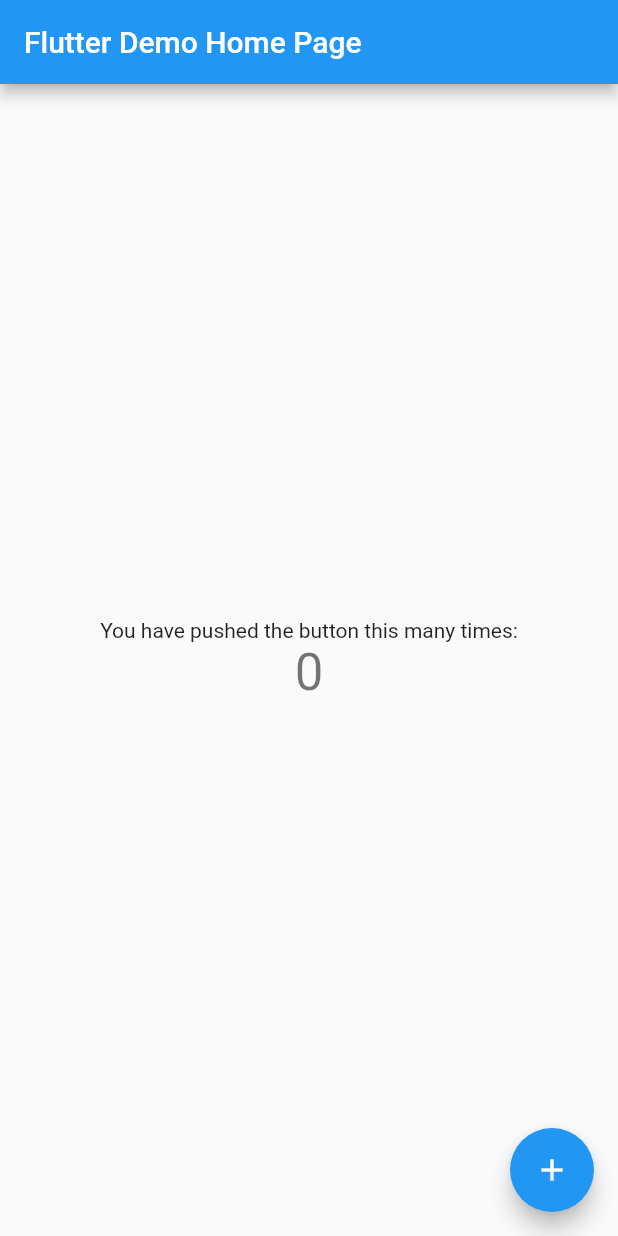
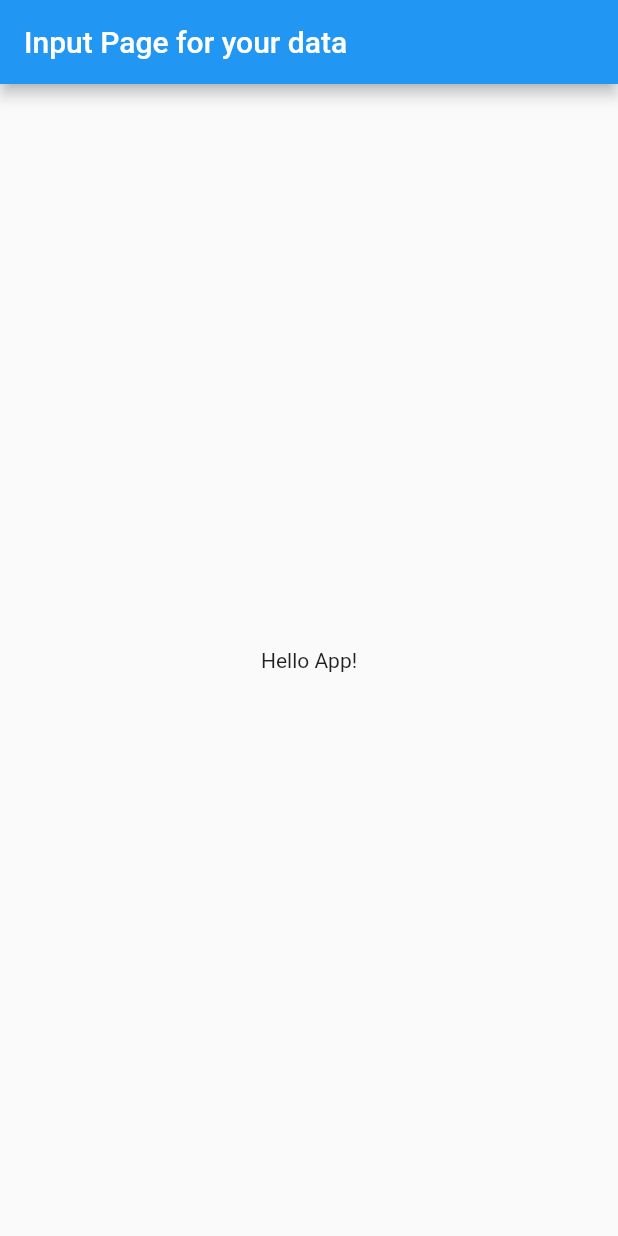
Before and after one commit to Byte-Blenders/cc02app, a Flutter app: the screen it shows after launch, on a phone screen of 412 x 824 dp. Run offline on Flutter 3.47's test engine with Material 2 defaults, Android fonts, the phone set to English and light mode, and no system bars.

Commit message:
issue#1 - standard fluttercode removed

```diff
--- a/lib/main.dart
+++ b/lib/main.dart
@@ -1,111 +1,38 @@
 import 'package:flutter/material.dart';
 
-void main() => runApp(MyApp());
+void main() => runApp(CC02App());
 
-class MyApp extends StatelessWidget {
-  // This widget is the root of your application.
+class CC02App extends StatelessWidget {
   @override
   Widget build(BuildContext context) {
     return MaterialApp(
-      title: 'Flutter Demo',
-      theme: ThemeData(
-        // This is the theme of your application.
-        //
-        // Try running your application with "flutter run". You'll see the
-        // application has a blue toolbar. Then, without quitting the app, try
-        // changing the primarySwatch below to Colors.green and then invoke
-        // "hot reload" (press "r" in the console where you ran "flutter run",
-        // or simply save your changes to "hot reload" in a Flutter IDE).
-        // Notice that the counter didn't reset back to zero; the application
-        // is not restarted.
-        primarySwatch: Colors.blue,
-      ),
-      home: MyHomePage(title: 'Flutter Demo Home Page'),
+      home: InputPage(),
     );
   }
 }
 
-class MyHomePage extends StatefulWidget {
-  MyHomePage({Key key, this.title}) : super(key: key);
-
-  // This widget is the home page of your application. It is stateful, meaning
-  // that it has a State object (defined below) that contains fields that affect
-  // how it looks.
-
-  // This class is the configuration for the state. It holds the values (in this
-  // case the title) provided by the parent (in this case the App widget) and
-  // used by the build method of the State. Fields in a Widget subclass are
-  // always marked "final".
-
-  final String title;
-
+class InputPage extends StatefulWidget {
   @override
-  _MyHomePageState createState() => _MyHomePageState();
+  _InputPageState createState() => _InputPageState();
 }
 
-class _MyHomePageState extends State<MyHomePage> {
-  int _counter = 0;
-
-  void _incrementCounter() {
-    setState(() {
-      // This call to setState tells the Flutter framework that something has
-      // changed in this State, which causes it to rerun the build method below
-      // so that the display can reflect the updated values. If we changed
-      // _counter without calling setState(), then the build method would not be
-      // called again, and so nothing would appear to happen.
-      _counter++;
-    });
-  }
-
+class _InputPageState extends State<InputPage> {
   @override
   Widget build(BuildContext context) {
-    // This method is rerun every time setState is called, for instance as done
-    // by the _incrementCounter method above.
-    //
-    // The Flutter framework has been optimized to make rerunning build methods
-    // fast, so that you can just rebuild anything that needs updating rather
-    // than having to individually change instances of widgets.
     return Scaffold(
       appBar: AppBar(
-        // Here we take the value from the MyHomePage object that was created by
-        // the App.build method, and use it to set our appbar title.
-        title: Text(widget.title),
+        title: Text('Input Page for your data'),
       ),
       body: Center(
-        // Center is a layout widget. It takes a single child and positions it
-        // in the middle of the parent.
         child: Column(
-          // Column is also a layout widget. It takes a list of children and
-          // arranges them vertically. By default, it sizes itself to fit its
-          // children horizontally, and tries to be as tall as its parent.
-          //
-          // Invoke "debug painting" (press "p" in the console, choose the
-          // "Toggle Debug Paint" action from the Flutter Inspector in Android
-          // Studio, or the "Toggle Debug Paint" command in Visual Studio Code)
-          // to see the wireframe for each widget.
-          //
-          // Column has various properties to control how it sizes itself and
-          // how it positions its children. Here we use mainAxisAlignment to
-          // center the children vertically; the main axis here is the vertical
-          // axis because Columns are vertical (the cross axis would be
-          // horizontal).
           mainAxisAlignment: MainAxisAlignment.center,
           children: <Widget>[
             Text(
-              'You have pushed the button this many times:',
-            ),
-            Text(
-              '$_counter',
-              style: Theme.of(context).textTheme.display1,
+              'Hello App!',
             ),
           ],
         ),
       ),
-      floatingActionButton: FloatingActionButton(
-        onPressed: _incrementCounter,
-        tooltip: 'Increment',
-        child: Icon(Icons.add),
-      ), // This trailing comma makes auto-formatting nicer for build methods.
     );
   }
 }
```
Also changed, not shown: 1 other file.
